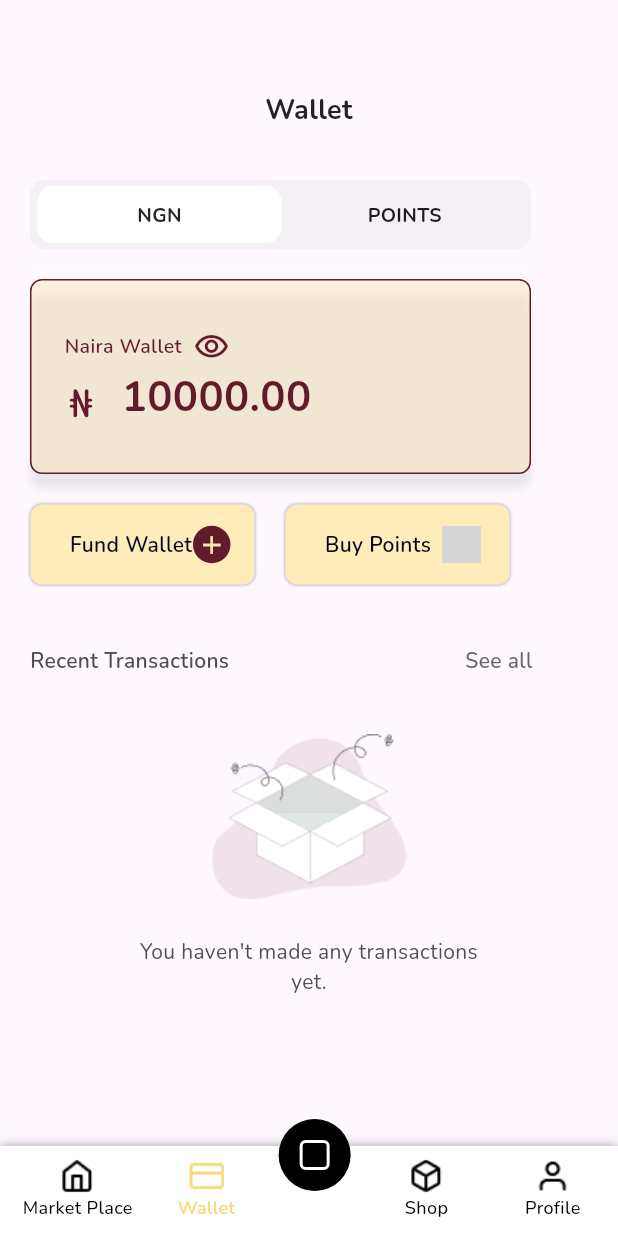
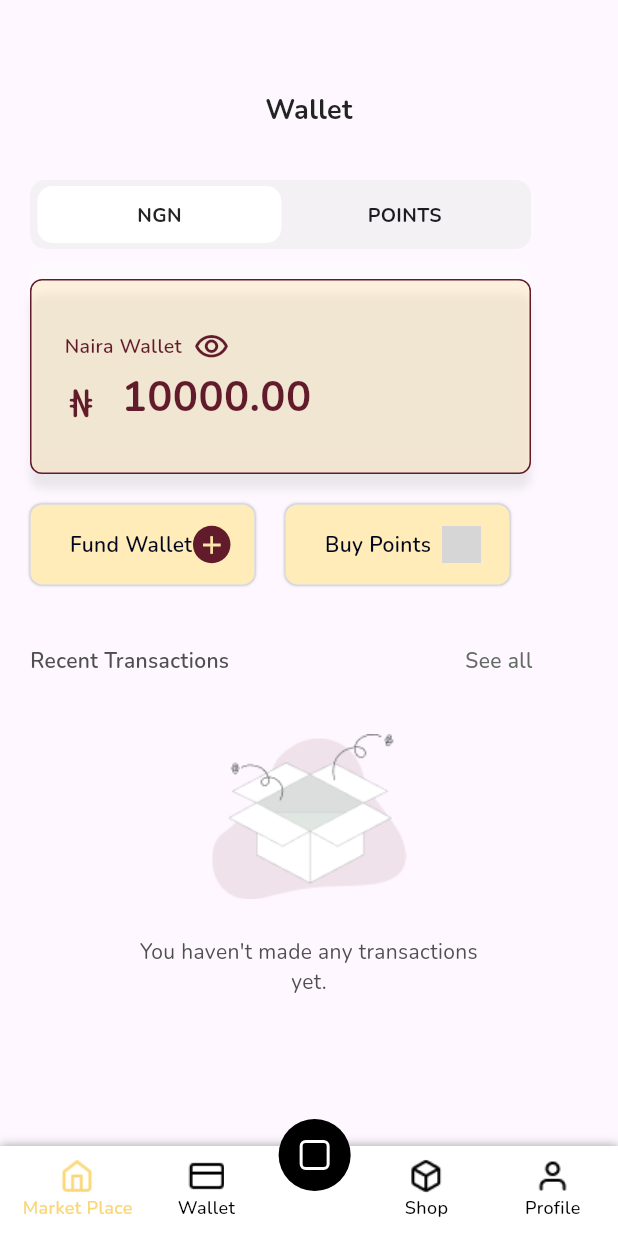
Before and after one commit to Gld-Mx24483/S.D.T.F.C, a Flutter app: the DesignerMainScreen screen opened directly, on a phone screen of 412 x 824 dp. Run offline on Flutter 3.47's test engine with Material 3 defaults, Android fonts, the light colour scheme and no system bars; our stand-ins replace google_fonts, logger; missing offline and left inert: flutter_paystack_max; grey boxes are pictures that could not be loaded.

Commit message:
"Refactor CustomBottomNavigationBar: removed selectedLabel from constructor, added local selectedLabel variable, and updated widget builds to use local variable"

```diff
--- a/client/lib/bottom_navigation_bar.dart
+++ b/client/lib/bottom_navigation_bar.dart
@@ -1,17 +1,15 @@
-//bottom_navigation_bar.dart
 import 'package:flutter/material.dart';
 import 'package:google_fonts/google_fonts.dart';
 
 class CustomBottomNavigationBar extends StatefulWidget {
   final Function(String) onItemTapped;
   final int tutorialStep;
-  final String selectedLabel;
 
   const CustomBottomNavigationBar({
     super.key,
     required this.onItemTapped,
     required this.tutorialStep,
-    required this.selectedLabel,
+    required String selectedLabel,
   });
 
   @override
@@ -20,6 +18,8 @@
 }
 
 class _CustomBottomNavigationBarState extends State<CustomBottomNavigationBar> {
+  String selectedLabel = '';
+
   @override
   Widget build(BuildContext context) {
     return Container(
@@ -71,12 +71,12 @@
     String iconPath, {
     EdgeInsets? padding,
   }) {
-    final isSelectedLabel = label == widget.selectedLabel;
+    final isSelectedLabel = label == selectedLabel;
     final isDescribed =
         widget.tutorialStep == _getDescriptionStepForLabel(label);
     Color color;
 
-    if (widget.selectedLabel.isEmpty) {
+    if (selectedLabel.isEmpty) {
       color = isDescribed ? const Color(0xFFFAD776) : const Color(0xFF000000);
     } else {
       color =
@@ -85,7 +85,9 @@
 
     return GestureDetector(
       onTap: () {
-        setState(() {});
+        setState(() {
+          selectedLabel = label;
+        });
         widget.onItemTapped(label);
       },
       child: Container(
@@ -130,7 +132,9 @@
 
   Widget _buildNewIconButton() {
     final isDescribed = widget.tutorialStep == 2;
-    final color = isDescribed ? const Color(0xFFFAD776) : Colors.black;
+    final isSelected = selectedLabel == 'New';
+    final color =
+        isDescribed || isSelected ? const Color(0xFFFAD776) : Colors.black;
 
     return Positioned(
       bottom: 30,
@@ -139,6 +143,17 @@
       child: Center(
         child: Transform.translate(
           offset: const Offset(-6, -24),
+          child: GestureDetector(
+            onTap: () {
+              setState(() {
+                if (selectedLabel == 'New') {
+                  selectedLabel = '';
+                } else {
+                  selectedLabel = 'New';
+                }
+              });
+              widget.onItemTapped('New');
+            },
             child: Container(
               width: 48,
               height: 48,
@@ -168,6 +183,7 @@
             ),
           ),
         ),
+      ),
     );
   }
 }
```
Lines whose indentation alone changed are shown as unchanged.
